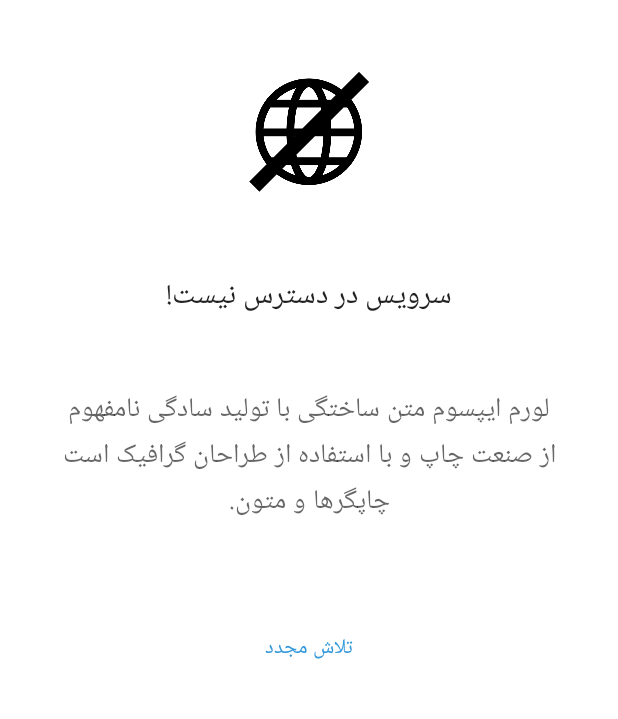
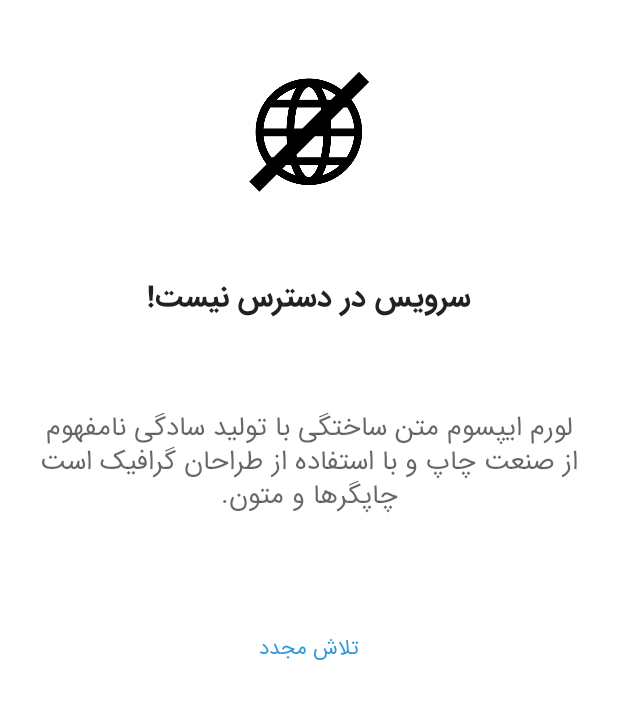
Before and after one commit to hadibtf/Safar724App, an Android app: the layout activity_connection_error_activty.xml on its own in the app's theme, with its tools: preview values and no code run, on a phone screen of 412 x 824 dp, the part 377-1096 px from its top. Run offline under Robolectric (Android 15) with nearby library versions, the phone set to English and light mode, and no system bars.

Commit message:
some boilerplate codes were optimized

```diff
--- a/app/src/main/java/com/safar724test/app/CustomTextView.java
+++ b/app/src/main/java/com/safar724test/app/CustomTextView.java
@@ -1,40 +1,56 @@
 package com.safar724test.app;
 
+import android.annotation.TargetApi;
 import android.content.Context;
+import android.content.res.TypedArray;
 import android.graphics.Typeface;
+import android.os.Build;
+import android.util.AttributeSet;
 import android.widget.TextView;
 
+import androidx.core.widget.TextViewCompat;
+
 public class CustomTextView extends TextView {
+
     public CustomTextView(Context context) {
         super(context);
-//        Typeface ultra_light = Typeface.createFromAsset(context.getAssets(), "fonts/iran_sans_mobile_ultralight.ttf");
-//        Typeface light = Typeface.createFromAsset(context.getAssets(), "fonts/iran_sans_mobile_light.ttf");
-//        Typeface medium = Typeface.createFromAsset(context.getAssets(), "fonts/iran_sans_mobile_medium.ttf");
-//        Typeface regular = Typeface.createFromAsset(context.getAssets(), "fonts/iran_sans_mobile.ttf");
-        Typeface bold = Typeface.createFromAsset(context.getAssets(), "fonts/iran_sans_mobile_bold.ttf");
-        this.setTypeface(bold);
-//        TypedArray typedArray = context.obtainStyledAttributes(attributeSet, R.styleable.CustomTextView);
-//        int font = typedArray.getInt(R.styleable.CustomTextView_custom_font,0);
-//        switch (font) {
-//            case 0:
-//                this.setTypeface(ultra_light);
-//                break;
-//            case 1:
-//                this.setTypeface(light);
-//                break;
-//            case 2:
-//                this.setTypeface(medium);
-//                break;
-//            case 3:
-//                this.setTypeface(regular);
-//                break;
-//            case 4:
-//                this.setTypeface(bold);
-//                break;
-//
-//        }
-//        typedArray.recycle();
+        init(null);
+    }
+
+    public CustomTextView(Context context, AttributeSet attrs) {
+        super(context, attrs);
+        init(attrs);
+    }
+
+    public CustomTextView(Context context, AttributeSet attrs, int defStyleAttr) {
+        super(context, attrs, defStyleAttr);
+        init(attrs);
     }
 
 
+    @TargetApi(Build.VERSION_CODES.LOLLIPOP)
+    public CustomTextView(Context context, AttributeSet attrs, int defStyleAttr, int defStyleRes) {
+        super(context, attrs, defStyleAttr, defStyleRes);
+        init(attrs);
+    }
+
+    private void init(AttributeSet attrs) {
+        if (attrs != null) {
+            TypedArray a = getContext().obtainStyledAttributes(attrs, R.styleable.CustomTextView);
+            String fontName = a.getString(R.styleable.CustomTextView_custom_font);
+            boolean autoSize = a.getBoolean(R.styleable.CustomTextView_auto_size, false);
+            try {
+                if (fontName != null) {
+                    Typeface myTypeface = Typeface.createFromAsset(getContext().getAssets(), "fonts/" + fontName + ".ttf");
+                    setTypeface(myTypeface);
+                }
+                if (autoSize) {
+                    TextViewCompat.setAutoSizeTextTypeWithDefaults(this, TextViewCompat.AUTO_SIZE_TEXT_TYPE_UNIFORM);
+                }
+            } catch (Exception e) {
+                e.printStackTrace();
+            }
+            a.recycle();
+        }
+    }
 }
--- a/app/src/main/res/layout/activity_connection_error_activty.xml
+++ b/app/src/main/res/layout/activity_connection_error_activty.xml
@@ -34,14 +34,14 @@
     <ImageView
         android:layout_width="96dp"
         android:layout_height="96dp"
-        app:srcCompat="@drawable/no_internet"
         app:layout_constraintBottom_toBottomOf="parent"
         app:layout_constraintEnd_toEndOf="parent"
         app:layout_constraintStart_toStartOf="parent"
         app:layout_constraintTop_toTopOf="parent"
-        app:layout_constraintVertical_bias="0.4" />
+        app:layout_constraintVertical_bias="0.4"
+        app:srcCompat="@drawable/no_internet" />
 
-    <TextView
+    <com.safar724test.app.CustomTextView
         android:id="@+id/error_message_title"
         android:layout_width="wrap_content"
         android:layout_height="wrap_content"
@@ -49,16 +49,16 @@
         android:paddingLeft="10dp"
         android:paddingRight="10dp"
         android:paddingBottom="4dp"
+        android:text="سرویس در دسترس نیست!"
         android:textAppearance="@style/TextAppearance.AppCompat.Title"
-        android:text="سرویس در دسترس نیست!"
+        app:custom_font="@string/iran_sans_mobile_bold"
         app:layout_constraintBottom_toBottomOf="parent"
         app:layout_constraintEnd_toEndOf="parent"
         app:layout_constraintStart_toStartOf="parent"
         app:layout_constraintTop_toTopOf="parent"
         app:layout_constraintVertical_bias="0.55" />
 
-    <TextView
-        android:textAppearance="@style/TextAppearance.AppCompat.Medium"
+    <com.safar724test.app.CustomTextView
         android:id="@+id/error_message"
         android:layout_width="match_parent"
         android:layout_height="wrap_content"
@@ -67,6 +67,8 @@
         android:paddingRight="25dp"
         android:paddingBottom="4dp"
         android:text="@string/short_lorem_fa"
+        android:textAppearance="@style/TextAppearance.AppCompat.Medium"
+        app:custom_font="@string/iran_sans_mobile"
         app:layout_constraintBottom_toBottomOf="parent"
         app:layout_constraintEnd_toEndOf="parent"
         app:layout_constraintHorizontal_bias="0.0"
@@ -74,7 +76,7 @@
         app:layout_constraintTop_toTopOf="parent"
         app:layout_constraintVertical_bias="0.7" />
 
-    <TextView
+    <com.safar724test.app.CustomTextView
         android:id="@+id/retry"
         android:layout_width="90dp"
         android:layout_height="48dp"
@@ -84,6 +86,7 @@
         android:onClick="retry"
         android:text="@string/retry"
         android:textColor="@color/colorPrimary"
+        app:custom_font="@string/iran_sans_mobile"
         app:layout_constraintBottom_toBottomOf="parent"
         app:layout_constraintEnd_toEndOf="parent"
         app:layout_constraintHorizontal_bias="0.5"
--- a/app/src/main/res/layout/custom_dialog.xml
+++ b/app/src/main/res/layout/custom_dialog.xml
@@ -56,6 +56,7 @@
                     android:gravity="center">
 
                     <com.safar724test.app.CustomTextView
+                        app:custom_font="@string/iran_sans_mobile"
                         android:id="@+id/msg_text_view"
                         android:layout_width="wrap_content"
                         android:layout_height="wrap_content"
@@ -72,6 +73,7 @@
                     android:gravity="center">
 
                     <com.safar724test.app.CustomTextView
+                        app:custom_font="@string/iran_sans_mobile_bold"
                         android:id="@+id/exit_text_view"
                         android:layout_width="80dp"
                         android:layout_height="40dp"
--- a/app/src/main/res/values/strings.xml
+++ b/app/src/main/res/values/strings.xml
@@ -16,4 +16,9 @@
     <string name="retry">تلاش مجدد</string>
     <string name="no_wifi_image">No connection image</string>
     <string name="safar724_logo">Safar724 Logo</string>
+    <string name="iran_sans_mobile_ultralight">iran_sans_mobile_ultralight</string>
+    <string name="iran_sans_mobile_light">iran_sans_mobile_light</string>
+    <string name="iran_sans_mobile_medium">iran_sans_mobile_medium</string>
+    <string name="iran_sans_mobile">iran_sans_mobile</string>
+    <string name="iran_sans_mobile_bold">iran_sans_mobile_bold</string>
 </resources>
```
Also changed, not shown: app/src/main/AndroidManifest.xml (+4 -5 lines), app/src/main/java/com/safar724test/app/CustomDialog.java (+15 -18 lines), app/src/main/java/com/safar724test/app/activities/ConnectionErrorActivity.java (+0 -25 lines), app/src/main/java/com/safar724test/app/activities/NotificationWebViewActivity.java (+9 -0 lines), app/src/main/java/com/safar724test/app/activities/NotificationsActivity.java (+24 -40 lines), app/src/main/java/com/safar724test/app/activities/WebViewActivity.java (+6 -24 lines), app/src/main/java/com/safar724test/app/adapters/MyAdapter.java (+3 -18 lines), app/src/main/res/layout/activity_notifications.xml (+6 -3 lines), app/src/main/res/layout/recycler_view_item.xml (+7 -5 lines), app/src/main/res/values/attrs.xml (added, +7 -0 lines).
